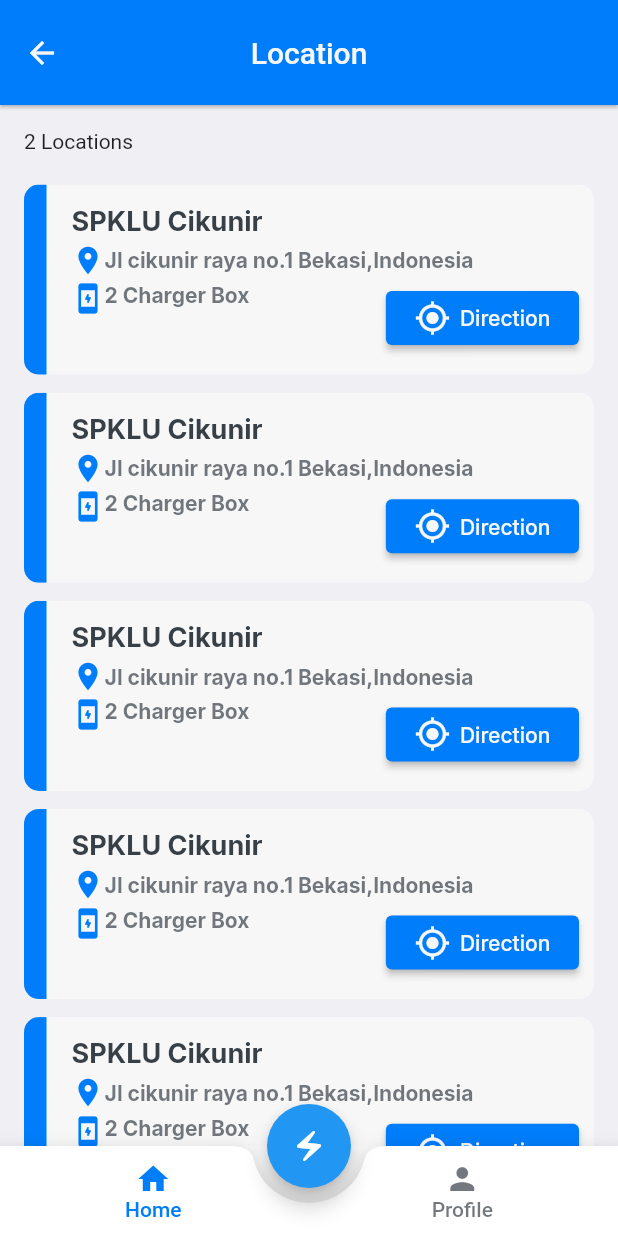
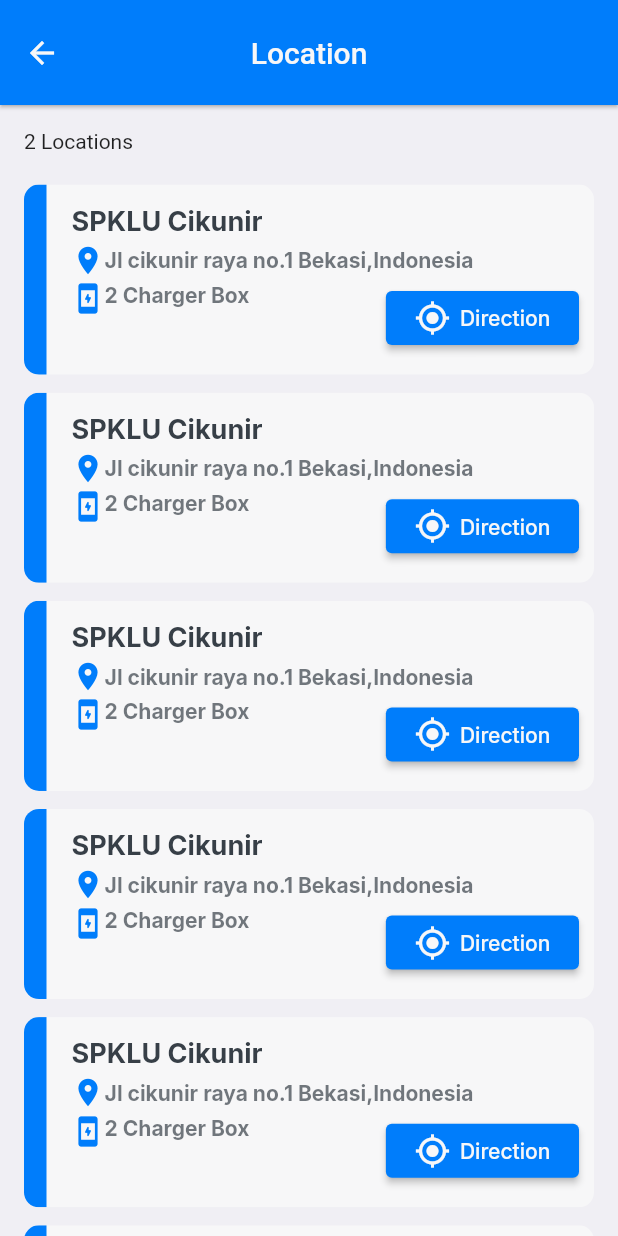
Before and after one commit to Raya46/SPKLU, a Flutter app: the NavigationPage screen opened directly, scrolled down 200 dp, after a tap on the "map" icon, on a phone screen of 412 x 824 dp. Run offline on Flutter 3.47's test engine with Material 2 defaults, Android fonts, the phone set to English and light mode, and no system bars; our stand-ins replace awesome_dialog, google_fonts.

```diff
--- a/lib/NavigationPage.dart
+++ b/lib/NavigationPage.dart
@@ -3,6 +3,7 @@ import 'package:flutetr_spklu/page/Payment/ConfirmPage.dart';
 import 'package:flutetr_spklu/page/Feature/HistoryPage.dart';
 import 'package:flutetr_spklu/page/Main/ProfilePage.dart';
 import 'package:flutter/material.dart';
+import 'package:flutter/services.dart';
 import 'package:google_fonts/google_fonts.dart';
 import 'page/Main/DashboardPage.dart';
 
@@ -107,6 +108,8 @@ class _NavigationPageState extends State<NavigationPage> {
     );
   }
 
+  Future hideBar() async => SystemChrome.setEnabledSystemUIOverlays([SystemUiOverlay.top]);
+
   Future<dynamic> modalBottomSheet(BuildContext context) {
     return showModalBottomSheet(
         backgroundColor: white,
--- a/lib/main.dart
+++ b/lib/main.dart
@@ -3,7 +3,7 @@ import 'package:flutter/material.dart';
 import 'package:flutter/material.dart';
 
 void main() {
-  runApp(MyApp());
+  runApp(const MyApp());
 }
 
 class MyApp extends StatefulWidget {
@@ -16,6 +16,18 @@ class MyApp extends StatefulWidget {
 class _MyAppState extends State<MyApp> {
   @override
   Widget build(BuildContext context) {
-    return const LoginPage();
+    // ignore: prefer_const_constructors
+    return MaterialApp(
+      theme:  ThemeData(
+        primaryColor: Colors.white,
+        // Add the line below to get horizontal sliding transitions for routes.
+        pageTransitionsTheme: const PageTransitionsTheme(builders: {
+          TargetPlatform.android: CupertinoPageTransitionsBuilder(),
+        }),
+      ),
+      debugShowCheckedModeBanner: false,
+      home: const Scaffold(body: LoginPage()),
+    );
+    // return const LoginPage();
   }
 }
--- a/lib/page/LoginPage/LoginPage.dart
+++ b/lib/page/LoginPage/LoginPage.dart
@@ -1,3 +1,5 @@
+// ignore_for_file: prefer_const_constructors
+
 import 'dart:convert';
 
 import 'package:flutter/cupertino.dart';
@@ -59,6 +61,7 @@ class _LoginScreenState extends State<LoginScreen> {
                         borderRadius: BorderRadius.circular(15),
                       ),
                       child: Column(
+                        // ignore: prefer_const_literals_to_create_immutables
                         children: <Widget>[
                           SizedBox(
                             height: 17,
--- a/lib/page/Main/DashboardPage.dart
+++ b/lib/page/Main/DashboardPage.dart
@@ -1,11 +1,15 @@
 import 'package:flutetr_spklu/page/Feature/HistoryPage.dart';
 import 'package:flutetr_spklu/page/Feature/LocationPage.dart';
 import 'package:flutter/material.dart';
+import 'package:flutter/services.dart';
 // import 'ChargingInputPage.dart';
 
 void main() {
   runApp(const DashboardPage());
 }
+
+Future hideBar() async =>
+    SystemChrome.setEnabledSystemUIOverlays([SystemUiOverlay.top]);
 
 class DashboardPage extends StatelessWidget {
   const DashboardPage({super.key});
@@ -54,143 +58,7 @@ class _DashboardScreenState extends State<DashboardScreen> {
                     const Balance(),
                     Column(
                       children: <Widget>[
-                        Container(
-                          transform: Matrix4.translationValues(0.0, -60.0, 0.0),
-                          padding: const EdgeInsets.all(15.0),
-                          height: heightCard,
-                          width: double.infinity,
-                          child: Card(
-                            shape: RoundedRectangleBorder(
-                              borderRadius: BorderRadius.circular(10.0),
-                            ),
-                            elevation: 7.0,
-                            child: Container(
-                              padding: const EdgeInsets.all(20.0),
-                              child: Column(
-                                children: <Widget>[
-                                  Column(
-                                    children: <Widget>[
-                                      Container(
-                                        alignment: Alignment.topLeft,
-                                        child: const Text(
-                                          'Hi, Fahmi Ibrahim',
-                                          style: TextStyle(
-                                            fontSize: 18,
-                                            color: Colors.black,
-                                          ),
-                                        ),
-                                      ),
-                                      Container(
-                                        height: 15,
-                                      ),
-                                      Card(
-                                        child: Container(
-                                          decoration: const BoxDecoration(
-                                            border: Border(
-                                              bottom: BorderSide(
-                                                color: Colors.grey,
-                                                width: 0.1,
-                                              ),
-                                            ),
-                                          ),
-                                        ),
-                                      ),
-                                      Container(
-                                        height: 18,
-                                      ),
-                                      Row(
-                                        children: [
-                                          Container(
-                                            padding: const EdgeInsets.only(
-                                                left: 10.0),
-                                            child: IconButton(
-                                              onPressed: () {
-                                                print("Home Charging");
-                                              },
-                                              iconSize: 40.0,
-                                              icon: const Icon(Icons
-                                                  .maps_home_work_outlined),
-                                              color: const Color.fromRGBO(
-                                                  0, 125, 251, 1),
-                                            ),
-                                          ),
-                                          Expanded(child: Container()),
-                                          IconButton(
-                                            onPressed: () {
-                                              print("SPKLU Location");
-                                              Navigator.push(
-                                                  context,
-                                                  MaterialPageRoute(
-                                                    builder: (context) =>
-                                                        const LocationPage(),
-                                                  ));
-                                            },
-                                            iconSize: 40.0,
-                                            icon: const Icon(Icons.map_sharp),
-                                            color: const Color.fromRGBO(
-                                                0, 125, 251, 1),
-                                          ),
-                                          Expanded(child: Container()),
-                                          Container(
-                                            padding: const EdgeInsets.only(
-                                                right: 13.0),
-                                            child: IconButton(
-                                              onPressed: () {
-                                                print("Topup Balance");
-                                              },
-                                              iconSize: 40.0,
-                                              icon: const Icon(
-                                                  Icons.add_card_rounded),
-                                              color: const Color.fromRGBO(
-                                                  0, 125, 251, 1),
-                                            ),
-                                          ),
-                                        ],
-                                      ),
-                                      Row(
-                                        children: [
-                                          Container(
-                                            padding: const EdgeInsets.only(
-                                                left: 10.0),
-                                            alignment: Alignment.center,
-                                            width: 70,
-                                            child: const Text(
-                                              'Home Charging',
-                                              style: TextStyle(),
-                                              textAlign: TextAlign.center,
-                                            ),
-                                          ),
-                                          Expanded(child: Container()),
-                                          Container(
-                                            alignment: Alignment.center,
-                                            width: 70,
-                                            child: const Text(
-                                              'SPKLU Location',
-                                              style: TextStyle(),
-                                              textAlign: TextAlign.center,
-                                            ),
-                                          ),
-                                          Expanded(child: Container()),
-                                          Container(
-                                            padding: const EdgeInsets.only(
-                                                right: 10.0),
-                                            alignment: Alignment.center,
-                                            width: 70,
-                                            child: const Text(
-                                              'Topup Balance',
-                                              style: TextStyle(),
-                                              textAlign: TextAlign.center,
-                                            ),
-                                          ),
-                                        ],
-                                      )
-                                    ],
-                                  ),
-                                ],
-                              ),
-                            ),
-                          ),
-                        ),
+                        BodyHome(heightCard: heightCard),
                         Container(
                           transform: Matrix4.translationValues(0.0, -70.0, 0.0),
                           padding: const EdgeInsets.all(15.0),
@@ -347,6 +215,147 @@ class _DashboardScreenState extends State<DashboardScreen> {
   }
 }
 
+class BodyHome extends StatelessWidget {
+  const BodyHome({
+    Key? key,
+    required this.heightCard,
+  }) : super(key: key);
+
+  final double heightCard;
+
+  @override
+  Widget build(BuildContext context) {
+    return Container(
+      transform: Matrix4.translationValues(0.0, -60.0, 0.0),
+      padding: const EdgeInsets.all(15.0),
+      height: heightCard,
+      width: double.infinity,
+      child: Card(
+        shape: RoundedRectangleBorder(
+          borderRadius: BorderRadius.circular(10.0),
+        ),
+        elevation: 7.0,
+        child: Container(
+          padding: const EdgeInsets.all(20.0),
+          child: Column(
+            children: <Widget>[
+              Column(
+                children: <Widget>[
+                  Container(
+                    alignment: Alignment.topLeft,
+                    child: const Text(
+                      'Hi, Fahmi Ibrahim',
+                      style: TextStyle(
+                        fontSize: 18,
+                        color: Colors.black,
+                      ),
+                    ),
+                  ),
+                  Container(
+                    height: 15,
+                  ),
+                  Card(
+                    child: Container(
+                      decoration: const BoxDecoration(
+                        border: Border(
+                          bottom: BorderSide(
+                            color: Colors.grey,
+                            width: 0.1,
+                          ),
+                        ),
+                      ),
+                    ),
+                  ),
+                  Container(
+                    height: 18,
+                  ),
+                  Row(
+                    children: [
+                      Container(
+                        padding: const EdgeInsets.only(left: 10.0),
+                        child: IconButton(
+                          onPressed: () {
+                            print("Home Charging");
+                          },
+                          iconSize: 40.0,
+                          icon: const Icon(Icons.maps_home_work_outlined),
+                          color: const Color.fromRGBO(0, 125, 251, 1),
+                        ),
+                      ),
+                      Expanded(child: Container()),
+                      IconButton(
+                        onPressed: () {
+                          hideBar();
+                          print("SPKLU da");
+                          Navigator.of(context, rootNavigator: true).push(
+                            MaterialPageRoute(
+                              builder: (_) => const LocationPage(),
+                            ),
+                          );
+                        },
+                        iconSize: 40.0,
+                        icon: const Icon(Icons.map_sharp),
+                        color: const Color.fromRGBO(0, 125, 251, 1),
+                      ),
+                      Expanded(child: Container()),
+                      Container(
+                        padding: const EdgeInsets.only(right: 13.0),
+                        child: IconButton(
+                          onPressed: () {
+                            print("Topup Balance");
+                          },
+                          iconSize: 40.0,
+                          icon: const Icon(Icons.add_card_rounded),
+                          color: const Color.fromRGBO(0, 125, 251, 1),
+                        ),
+                      ),
+                    ],
+                  ),
+                  Row(
+                    children: [
+                      Container(
+                        padding: const EdgeInsets.only(left: 10.0),
+                        alignment: Alignment.center,
+                        width: 70,
+                        child: const Text(
+                          'Home Charging',
+                          style: TextStyle(),
+                          textAlign: TextAlign.center,
+                        ),
+                      ),
+                      Expanded(child: Container()),
+                      Container(
+                        alignment: Alignment.center,
+                        width: 70,
+                        child: const Text(
+                          'SPKLU Location',
+                          style: TextStyle(),
+                          textAlign: TextAlign.center,
+                        ),
+                      ),
+                      Expanded(child: Container()),
+                      Container(
+                        padding: const EdgeInsets.only(right: 10.0),
+                        alignment: Alignment.center,
+                        width: 70,
+                        child: const Text(
+                          'Topup Balance',
+                          style: TextStyle(),
+                          textAlign: TextAlign.center,
+                        ),
+                      ),
+                    ],
+                  )
+                ],
+              ),
+            ],
+          ),
+        ),
+      ),
+    );
+  }
+}
+
 class TitleSPKLU extends StatelessWidget {
   const TitleSPKLU({super.key});
 
@@ -377,9 +386,10 @@ class TitleSPKLU extends StatelessWidget {
           ),
           IconButton(
               onPressed: () {
-                Navigator.push(
-                  context,
-                  MaterialPageRoute(builder: (context) => const HistoryPage()),
+                Navigator.of(context, rootNavigator: true).push(
+                  MaterialPageRoute(
+                    builder: (_) => const HistoryPage(),
+                  ),
                 );
               },
               icon: const Icon(
```
